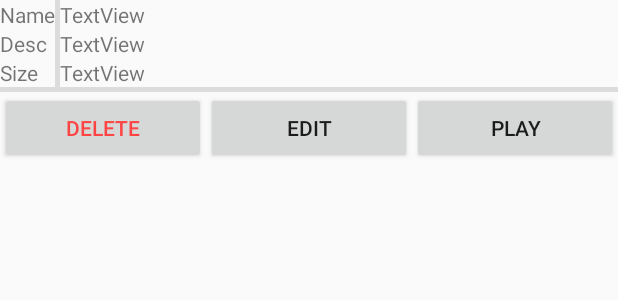
After one commit to samdo0812/SimpleWordBook, an Android app: the layout dialog_wordlist_click.xml on its own in the app's theme, with its tools: preview values and no code run, on a phone screen of 412 x 824 dp. The commit adds this screen. Shown: the top 300 px of the screen. Run offline under Robolectric (Android 15) with nearby library versions, the phone set to English and light mode, and no system bars.

Commit message:
word list

```diff
--- a/app/src/main/AndroidManifest.xml
+++ b/app/src/main/AndroidManifest.xml
@@ -9,7 +9,8 @@
         android:roundIcon="@mipmap/ic_launcher_round"
         android:supportsRtl="true"
         android:theme="@style/AppTheme">
-        <activity android:name=".activity.WordBookList"></activity>
+        <activity android:name=".activity.WordListActivity"></activity>
+        <activity android:name=".activity.WordBookList" />
         <activity android:name=".activity.MainActivity">
             <intent-filter>
                 <action android:name="android.intent.action.MAIN" />
--- /dev/null
+++ b/app/src/main/java/com/sdstudio/simplewordbook/activity/WordListActivity.kt
@@ -0,0 +1,12 @@
+package com.sdstudio.simplewordbook.activity
+
+import androidx.appcompat.app.AppCompatActivity
+import android.os.Bundle
+import com.sdstudio.simplewordbook.R
+
+class WordListActivity : AppCompatActivity() {
+    override fun onCreate(savedInstanceState: Bundle?) {
+        super.onCreate(savedInstanceState)
+        setContentView(R.layout.activity_word_list)
+    }
+}
--- a/app/src/main/java/com/sdstudio/simplewordbook/adapter/WordBookListAdapter.kt
+++ b/app/src/main/java/com/sdstudio/simplewordbook/adapter/WordBookListAdapter.kt
@@ -1,16 +1,22 @@
 package com.sdstudio.simplewordbook.adapter
 
+import android.app.AlertDialog
+import android.content.Intent
 import android.view.LayoutInflater
 import android.view.View
 import android.view.ViewGroup
 import android.widget.Button
 import androidx.fragment.app.FragmentActivity
 import androidx.lifecycle.LifecycleOwner
+import androidx.lifecycle.Observer
 import androidx.lifecycle.ViewModelProvider
 import androidx.recyclerview.widget.RecyclerView
 import com.sdstudio.simplewordbook.R
+import com.sdstudio.simplewordbook.activity.WordListActivity
 import com.sdstudio.simplewordbook.database.WordBook
 import com.sdstudio.simplewordbook.viewmodel.WordBookListViewModel
+import kotlinx.android.synthetic.main.dialog_new_wordbooklist.view.*
+import kotlinx.android.synthetic.main.dialog_wordlist_click.view.*
 import kotlinx.android.synthetic.main.item_wordbooklist.view.*
 import java.lang.Exception
 
@@ -29,6 +35,30 @@ class WordBookListAdapter(val activity: FragmentActivity?, val lifecycleOwner: L
     override fun onCreateViewHolder(parent: ViewGroup, viewType: Int): ViewHolder {
         val v = LayoutInflater.from(parent.context).inflate(R.layout.item_wordbooklist,parent,false)
         val viewHolder = ViewHolder(v)
+
+        viewHolder.worBookBtn.setOnClickListener {
+            val dialogBuilder = AlertDialog.Builder(parent.context)
+            val dialogView = LayoutInflater.from(parent.context).inflate(R.layout.dialog_wordlist_click,parent,false)
+            val data = viewData[viewHolder.adapterPosition]
+
+            dialogView.textview_name.text = data.name
+            dialogView.textview_desc.text = data.description
+            viewModel.countCards(data.id).observe(lifecycleOwner, Observer {
+                dialogView.textview_size.text = it.toString()
+            })
+
+            val dialog = dialogBuilder.setView(dialogView).create()
+
+            dialogView.button_edit.setOnClickListener {
+                val intent = Intent(parent.context, WordListActivity::class.java)
+                parent.context.startActivity(intent.putExtra("wordBookId",data.id))
+            }
+
+            dialog.show()
+        }
+
+
+
         return viewHolder
     }
 
--- /dev/null
+++ b/app/src/main/res/layout/activity_word_list.xml
@@ -0,0 +1,17 @@
+<?xml version="1.0" encoding="utf-8"?>
+<androidx.constraintlayout.widget.ConstraintLayout xmlns:android="http://schemas.android.com/apk/res/android"
+    xmlns:app="http://schemas.android.com/apk/res-auto"
+    xmlns:tools="http://schemas.android.com/tools"
+    android:layout_width="match_parent"
+    android:layout_height="match_parent"
+    tools:context=".activity.WordListActivity">
+
+    <com.google.android.material.floatingactionbutton.FloatingActionButton
+        android:layout_width="wrap_content"
+        android:layout_height="wrap_content"
+        android:clickable="true"
+        app:layout_constraintBottom_toBottomOf="parent"
+        app:layout_constraintEnd_toEndOf="parent"
+        android:layout_margin="48dp"/>
+
+</androidx.constraintlayout.widget.ConstraintLayout>
--- a/app/src/main/res/layout/dialog_new_wordbooklist.xml
+++ b/app/src/main/res/layout/dialog_new_wordbooklist.xml
@@ -45,7 +45,7 @@
                 android:layout_height="wrap_content"
                 android:layout_weight="1"
                 android:ems="10"
-                android:hint="Deck Name"
+                android:hint="WordBook Name"
                 android:inputType="textPersonName"
                 android:textSize="24sp" />
 
--- /dev/null
+++ b/app/src/main/res/layout/dialog_wordlist_click.xml
@@ -0,0 +1,119 @@
+<?xml version="1.0" encoding="utf-8"?>
+<LinearLayout xmlns:android="http://schemas.android.com/apk/res/android"
+    android:layout_width="match_parent"
+    android:layout_height="wrap_content"
+    android:orientation="vertical">
+
+    <TableLayout
+        android:layout_width="match_parent"
+        android:layout_height="match_parent">
+
+        <TableRow
+            android:layout_width="match_parent"
+            android:layout_height="match_parent" >
+
+            <TextView
+                android:id="@+id/textview1"
+                android:layout_width="wrap_content"
+                android:layout_height="match_parent"
+                android:text="Name" />
+
+            <View
+                android:id="@+id/divider15"
+                android:layout_width="3dp"
+                android:layout_height="match_parent"
+                android:background="?android:attr/listDivider" />
+
+            <TextView
+                android:id="@+id/textview_name"
+                android:layout_width="match_parent"
+                android:layout_height="wrap_content"
+                android:layout_weight="1"
+                android:text="TextView" />
+        </TableRow>
+
+        <TableRow
+            android:layout_width="match_parent"
+            android:layout_height="match_parent" >
+
+            <TextView
+                android:id="@+id/textview2"
+                android:layout_width="wrap_content"
+                android:layout_height="match_parent"
+                android:text="Desc" />
+
+            <View
+                android:id="@+id/divider16"
+                android:layout_width="3dp"
+                android:layout_height="match_parent"
+                android:background="?android:attr/listDivider" />
+
+            <TextView
+                android:id="@+id/textview_desc"
+                android:layout_width="match_parent"
+                android:layout_height="wrap_content"
+                android:layout_weight="1"
+                android:text="TextView" />
+
+        </TableRow>
+
+        <TableRow
+            android:layout_width="match_parent"
+            android:layout_height="match_parent" >
+
+            <TextView
+                android:id="@+id/textview3"
+                android:layout_width="wrap_content"
+                android:layout_height="match_parent"
+                android:text="Size" />
+
+            <View
+                android:id="@+id/divider17"
+                android:layout_width="3dp"
+                android:layout_height="match_parent"
+                android:background="?android:attr/listDivider" />
+
+            <TextView
+                android:id="@+id/textview_size"
+                android:layout_width="match_parent"
+                android:layout_height="wrap_content"
+                android:layout_weight="1"
+                android:text="TextView" />
+        </TableRow>
+    </TableLayout>
+
+    <View
+        android:id="@+id/divider18"
+        android:layout_width="match_parent"
+        android:layout_height="3dp"
+        android:background="?android:attr/listDivider" />
+
+    <LinearLayout
+        android:layout_width="match_parent"
+        android:layout_height="match_parent"
+        android:orientation="horizontal">
+
+        <Button
+            android:id="@+id/button_delete"
+            android:layout_width="wrap_content"
+            android:layout_height="wrap_content"
+            android:layout_weight="1"
+            android:text="Delete"
+            android:textColor="@android:color/holo_red_light"/>
+
+        <Button
+            android:id="@+id/button_edit"
+            android:layout_width="wrap_content"
+            android:layout_height="wrap_content"
+            android:layout_weight="1"
+            android:text="Edit"/>
+
+        <Button
+            android:id="@+id/button_play"
+            android:layout_width="wrap_content"
+            android:layout_height="wrap_content"
+            android:layout_weight="1"
+            android:text="Play"/>
+
+    </LinearLayout>
+</LinearLayout>
```
